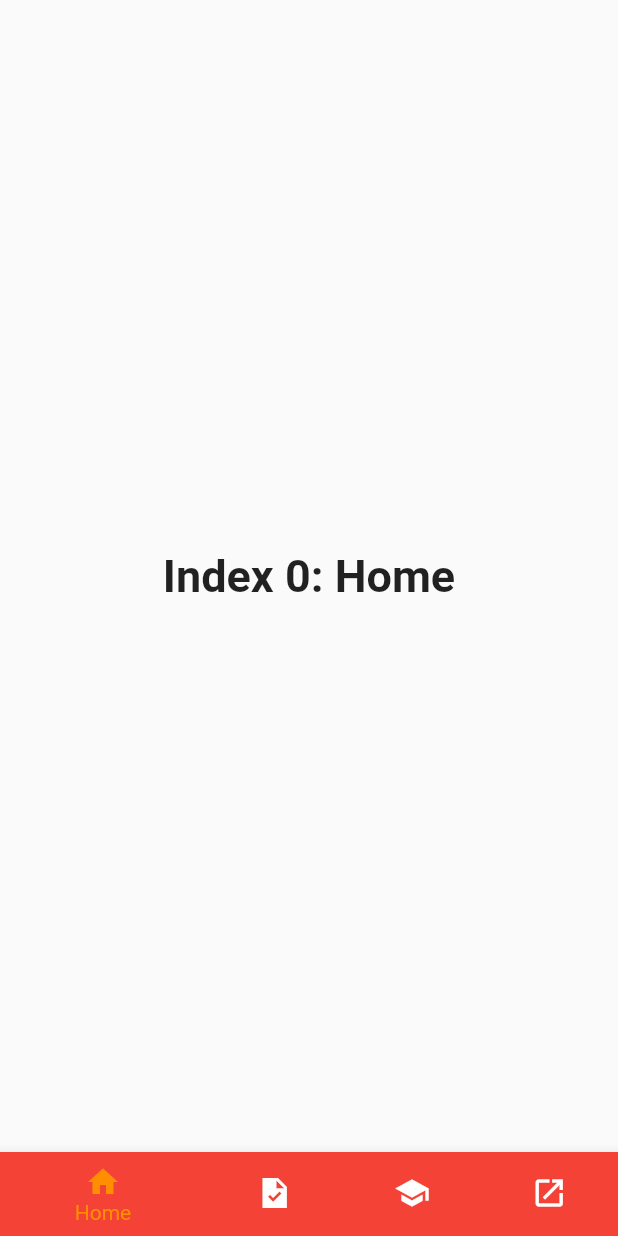
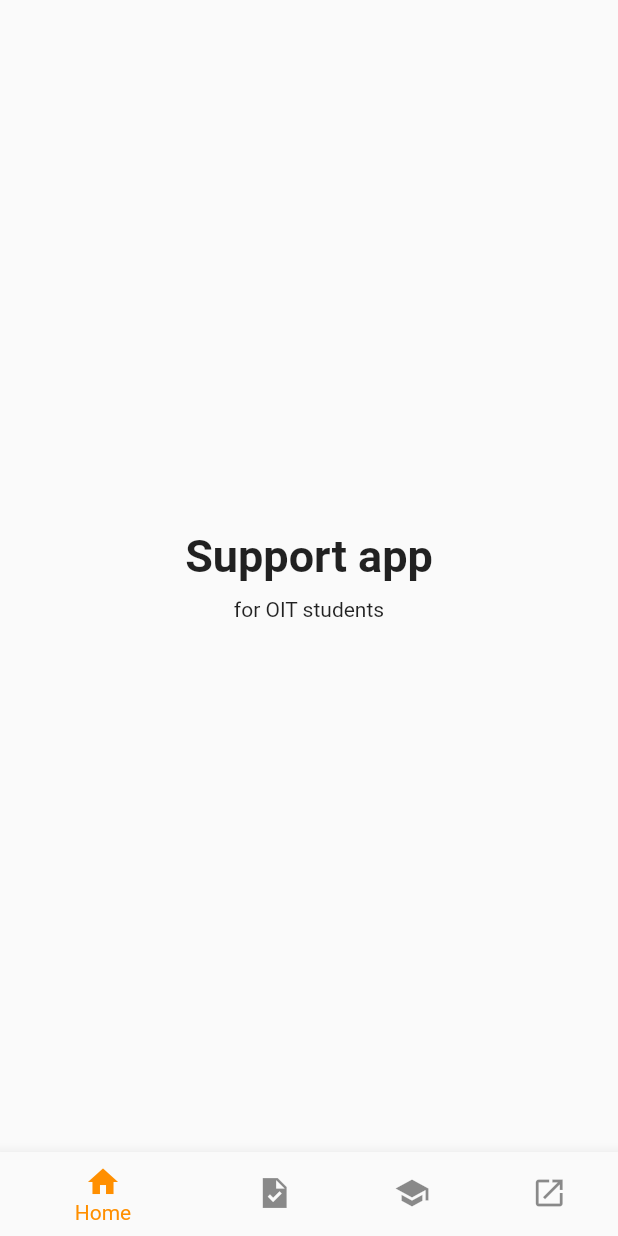
Before and after one commit to 8424bot/monodes2022_flutter, a Flutter app: the screen it shows after launch, on a phone screen of 412 x 824 dp. Run offline on Flutter 3.47's test engine with Material 2 defaults, Android fonts, the phone set to English and light mode, and no system bars.

Commit message:
Homeとメニューバーを改修

```diff
--- /dev/null
+++ b/lib/home.dart
@@ -0,0 +1,64 @@
+import 'package:flutter/material.dart';
+
+void main() {
+  runApp(const home());
+}
+
+class home extends StatelessWidget {
+  const home({Key? key}) : super(key: key);
+
+  // This widget is the root of your application.
+  @override
+  Widget build(BuildContext context) {
+    return MaterialApp(
+      debugShowCheckedModeBanner: false,
+      title: 'Flutter Demo',
+      theme: ThemeData(
+        primarySwatch: Colors.blue,
+      ),
+      home: const MyHomePage(title: 'Flutter Demo Home Page'),
+    );
+  }
+}
+
+class MyHomePage extends StatefulWidget {
+  const MyHomePage({Key? key, required this.title}) : super(key: key);
+
+  final String title;
+
+  @override
+  State<MyHomePage> createState() => _MyHomePageState();
+}
+
+class _MyHomePageState extends State<MyHomePage> {
+  @override
+  Widget build(BuildContext context) {
+    return Scaffold(
+      // appBar: AppBar(
+      //   title: Text(widget.title),
+      // ),
+      body: Center(
+        child: Column(
+          mainAxisAlignment: MainAxisAlignment.center,
+          children: const <Widget>[
+            Text(
+              'Support app',
+              style: TextStyle(fontSize: 30, fontWeight: FontWeight.bold),
+            ),
+            Padding(padding: EdgeInsets.all(5)),
+            Text("for OIT students"),
+            // Text(
+            //   '$_counter',
+            //   style: Theme.of(context).textTheme.headline4,
+            // ),
+          ],
+        ),
+      ),
+      // floatingActionButton: FloatingActionButton(
+      //   onPressed: _incrementCounter,
+      //   tooltip: 'Increment',
+      //   child: const Icon(Icons.add),
+      // ),
+    );
+  }
+}
--- a/lib/main.dart
+++ b/lib/main.dart
@@ -4,6 +4,7 @@ import 'Todo.dart';
 import 'webpage.dart';
 import 'textinput_page.dart';
 import 'urlinput_page.dart';
+import 'home.dart';
 
 List todoList = [
   [
@@ -39,15 +40,11 @@ class MyStatefulWidget extends StatefulWidget {
 }
 
 class _MyStatefulWidgetState extends State<MyStatefulWidget> {
-  var _title = 'Home';
   int _selectedIndex = 0;
   static const TextStyle optionStyle =
       TextStyle(fontSize: 30, fontWeight: FontWeight.bold);
   static const List<Widget> _widgetOptions = <Widget>[
-    Text(
-      'Index 0: Home',
-      style: optionStyle,
-    ),
+    home(),
     MyTodoApp(),
     Timetable(),
     //Text(
@@ -93,25 +90,26 @@ class _MyStatefulWidgetState extends State<MyStatefulWidget> {
           BottomNavigationBarItem(
             icon: Icon(Icons.home),
             label: 'Home',
-            backgroundColor: Colors.red,
+            //backgroundColor: Colors.red,
           ),
           BottomNavigationBarItem(
             icon: Icon(Icons.task_sharp),
             label: 'Todo',
-            backgroundColor: Colors.green,
+            //backgroundColor: Colors.green,
           ),
           BottomNavigationBarItem(
             icon: Icon(Icons.school),
             label: 'School',
-            backgroundColor: Colors.purple,
+            //backgroundColor: Colors.purple,
           ),
           BottomNavigationBarItem(
             icon: Icon(Icons.launch),
             label: 'Links',
-            backgroundColor: Colors.pink,
+            //backgroundColor: Colors.pink,
           ),
         ],
         currentIndex: _selectedIndex,
+        unselectedItemColor: Colors.black45,
         selectedItemColor: Colors.amber[800],
         onTap: _onItemTapped,
       ),
```
